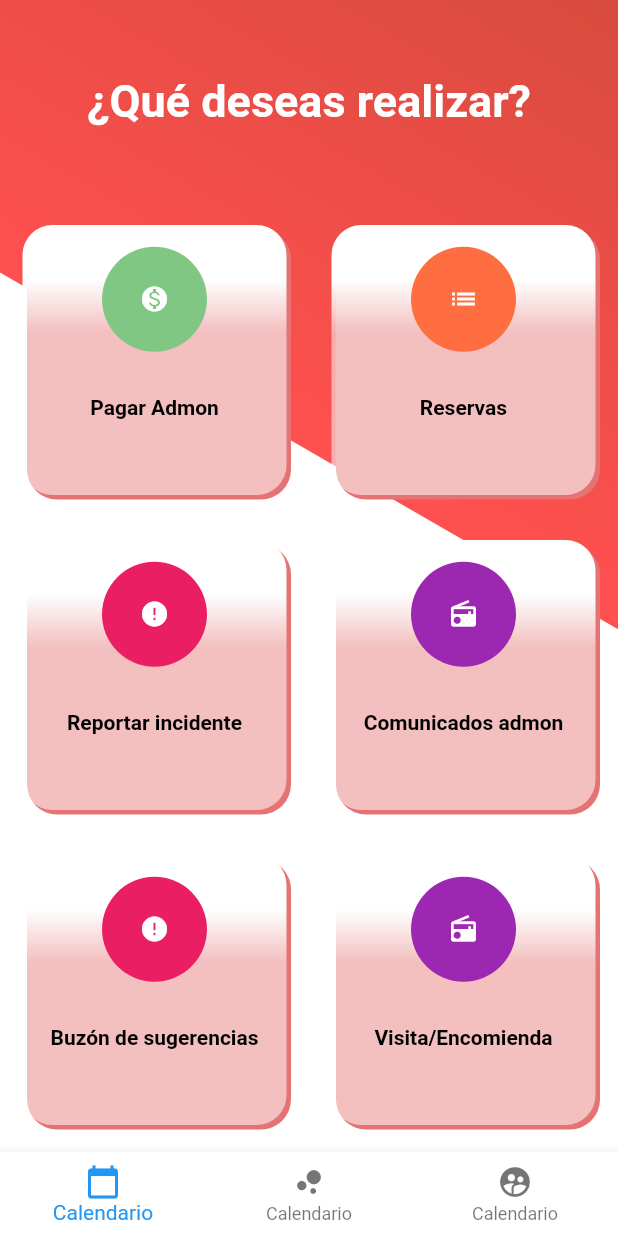
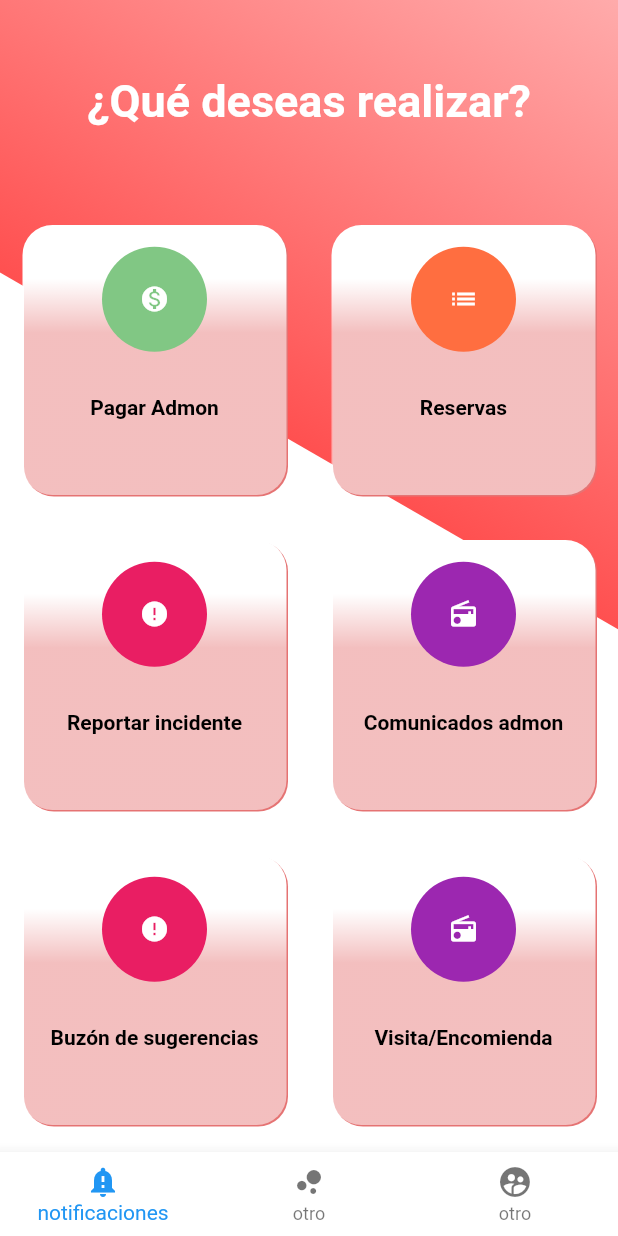
Before and after one commit to julianGonzalezV/mitribu, a Flutter app: the HomePage screen opened by its route, on a phone screen of 412 x 824 dp. Run offline on Flutter 3.47's test engine with Material 2 defaults, Android fonts, the phone set to English and light mode, and no system bars; our stand-ins replace rxdart, shared_preferences; accounts and stored records are empty.

Commit message:
client form

```diff
--- a/lib/main.dart
+++ b/lib/main.dart
@@ -33,7 +33,7 @@ class MyApp extends StatelessWidget {
         title: 'Material App',
         initialRoute: 'login',
         routes: appRoutes(),
-        theme: ThemeData(primaryColor: Colors.deepOrangeAccent),
+        theme: ThemeData(primaryColor: Color.fromRGBO(255, 80, 80, 9.0)),
       ),
     );
   }
--- a/lib/src/pages/create_client_page.dart
+++ b/lib/src/pages/create_client_page.dart
@@ -152,7 +152,7 @@ class CreateClientState extends State<CreateClientPage> {
       shape: RoundedRectangleBorder(
         borderRadius: BorderRadius.circular(10.0),
       ),
-      color: Colors.deepPurple,
+      color: Color.fromRGBO(255, 80, 80, 9.0),
       textColor: Colors.white,
       onPressed: () => _createClientOnPressed(bloc),
     );
--- a/lib/src/pages/home_page.dart
+++ b/lib/src/pages/home_page.dart
@@ -37,7 +37,7 @@ class HomePage extends StatelessWidget {
           boxShadow: [
             new BoxShadow(
               color: Colors.red[300],
-              offset: new Offset(3.0, 3.0),
+              offset: new Offset(1.0, 1.0),
             )
           ],
           gradient: LinearGradient(
@@ -110,12 +110,12 @@ class HomePage extends StatelessWidget {
                 caption: TextStyle(color: Color.fromRGBO(116, 117, 152, 1.0)))),
         child: BottomNavigationBar(items: <BottomNavigationBarItem>[
           BottomNavigationBarItem(
-              title: Text('Calendario'), icon: Icon(Icons.calendar_today)),
+              title: Text('notificaciones'),
+              icon: Icon(Icons.notification_important)),
           BottomNavigationBarItem(
-              title: Text('Calendario'), icon: Icon(Icons.bubble_chart)),
+              title: Text('otro'), icon: Icon(Icons.bubble_chart)),
           BottomNavigationBarItem(
-              title: Text('Calendario'),
-              icon: Icon(Icons.supervised_user_circle))
+              title: Text('otro'), icon: Icon(Icons.supervised_user_circle))
         ]));
   }
 
@@ -126,10 +126,9 @@ class HomePage extends StatelessWidget {
         height: 800.0,
         width: 700.0,
         decoration: BoxDecoration(
-          borderRadius: BorderRadius.circular(70.0),
           gradient: LinearGradient(colors: <Color>[
             Color.fromRGBO(255, 80, 80, 9.0),
-            Color.fromRGBO(180, 70, 300, 9.0),
+            Colors.white,
           ]),
         ),
       ),
--- a/lib/src/pages/login_page.dart
+++ b/lib/src/pages/login_page.dart
@@ -142,7 +142,7 @@ class LoginPage extends StatelessWidget {
     Map<String, dynamic> loginInfo =
         await userProvicer.userLoggin(bloc.emailValue, bloc.passwordValue);
     if (loginInfo['ok']) {
-      Navigator.pushReplacementNamed(context, 'home');
+      Navigator.pushReplacementNamed(context, 'createClient');
     } else {
       print('_loginOnPressed ${loginInfo['message']}');
       showAlert(context, loginInfo['message']);
```
